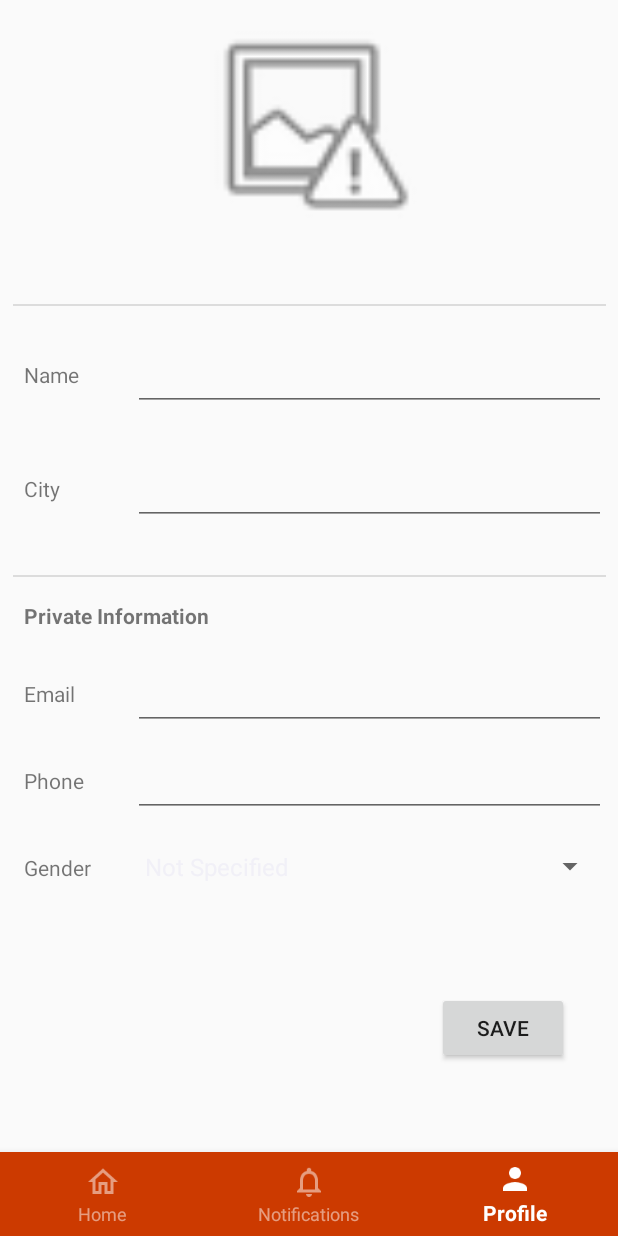
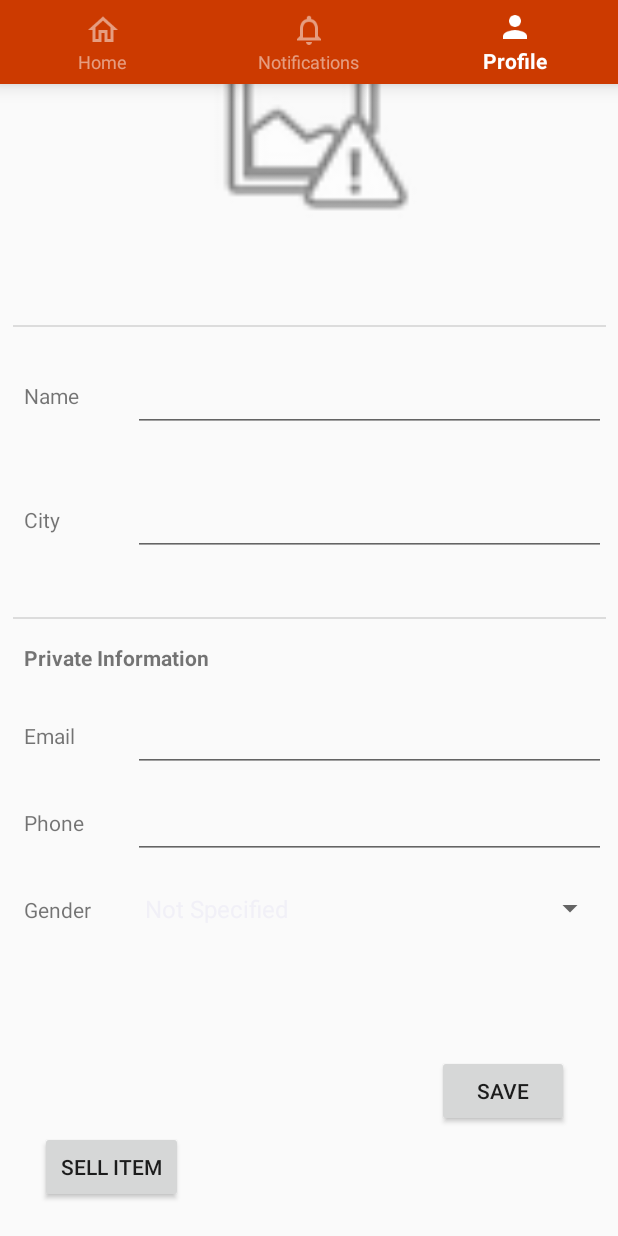
Before and after one commit to MihailButnaru/projectOne, an Android app: the HomeActivity screen opened directly, with no data from a screen before it, item 3 of the bottom bar chosen, on a phone screen of 412 x 824 dp. Run offline under Robolectric (Android 15) with nearby library versions, the phone set to English and light mode, and no system bars.

Commit message:
Update Version

```diff
--- a/app/src/main/AndroidManifest.xml
+++ b/app/src/main/AndroidManifest.xml
@@ -20,6 +20,7 @@
         </activity>
         <activity android:name=".controller.profile.ProfileActivity" />
         <activity android:name=".controller.home.HomeActivity"></activity>
+        <activity android:name=".controller.comicDetails.ComicProfile"></activity>
     </application>
 
 </manifest>
--- a/app/src/main/java/com/burn/burn/controller/home/HomeActivity.java
+++ b/app/src/main/java/com/burn/burn/controller/home/HomeActivity.java
@@ -1,6 +1,7 @@
 package com.burn.burn.controller.home;
 
 
+import android.content.Intent;
 import android.support.annotation.NonNull;
 import android.support.design.widget.BottomNavigationView;
 import android.support.v4.app.Fragment;
@@ -9,9 +10,12 @@ import android.support.v7.app.AppCompatActivity;
 import android.os.Bundle;
 import android.view.Menu;
 import android.view.MenuItem;
+import android.view.View;
+import android.widget.Button;
 import android.widget.FrameLayout;
 
 import com.burn.burn.R;
+import com.burn.burn.controller.comicDetails.ComicProfile;
 
 public class HomeActivity extends AppCompatActivity {
 
@@ -20,6 +24,8 @@ public class HomeActivity extends AppCompatActivity {
     private HomeFragment homeFragment;
     private NotificationFragment notificationFragment;
     private ProfileFragment profileFragment;
+    private Button comic_profile;
+
 
     @Override
     protected void onCreate(Bundle savedInstanceState) {
@@ -36,6 +42,7 @@ public class HomeActivity extends AppCompatActivity {
         profileFragment = new ProfileFragment();
 
         setFragment(homeFragment);
+
 
 
         mMainNav.setOnNavigationItemSelectedListener(new BottomNavigationView.OnNavigationItemSelectedListener() {
@@ -62,6 +69,14 @@ public class HomeActivity extends AppCompatActivity {
                 return false;
             }
         });
+
+        comic_profile = (Button) findViewById(R.id.item_profile);
+        comic_profile.setOnClickListener(new View.OnClickListener() {
+            @Override
+            public void onClick(View v) {
+                nextComicProfile();
+            }
+        });
     }
 
     private void setFragment(Fragment fragment) {
@@ -69,4 +84,9 @@ public class HomeActivity extends AppCompatActivity {
         fragmentTransaction.replace(R.id.main_frame, fragment);
         fragmentTransaction.commit();
     }
+    private void nextComicProfile(){
+        Intent next_profile = new Intent(HomeActivity.this, ComicProfile.class);
+        next_profile.addFlags(Intent.FLAG_ACTIVITY_CLEAR_TOP | Intent.FLAG_ACTIVITY_CLEAR_TASK | Intent.FLAG_ACTIVITY_NEW_TASK);
+        startActivity(next_profile);
+    }
 }
--- a/app/src/main/res/layout/activity_home.xml
+++ b/app/src/main/res/layout/activity_home.xml
@@ -1,5 +1,5 @@
 <?xml version="1.0" encoding="utf-8"?>
-<RelativeLayout xmlns:android="http://schemas.android.com/apk/res/android"
+<android.support.constraint.ConstraintLayout xmlns:android="http://schemas.android.com/apk/res/android"
     xmlns:app="http://schemas.android.com/apk/res-auto"
     xmlns:tools="http://schemas.android.com/tools"
     android:layout_width="match_parent"
@@ -27,4 +27,20 @@
 
     </FrameLayout>
 
-</RelativeLayout>
+    <Button
+        android:id="@+id/item_profile"
+        android:layout_width="95dp"
+        android:layout_height="wrap_content"
+        android:layout_marginBottom="8dp"
+        android:layout_marginTop="8dp"
+        android:text="Sell Item"
+        app:layout_constraintBottom_toBottomOf="parent"
+        app:layout_constraintEnd_toEndOf="parent"
+        app:layout_constraintHorizontal_bias="0.085"
+        app:layout_constraintLeft_toLeftOf="parent"
+        app:layout_constraintRight_toRightOf="parent"
+        app:layout_constraintStart_toStartOf="parent"
+        app:layout_constraintTop_toTopOf="parent"
+        app:layout_constraintVertical_bias="0.982" />
+
+</android.support.constraint.ConstraintLayout>
```
